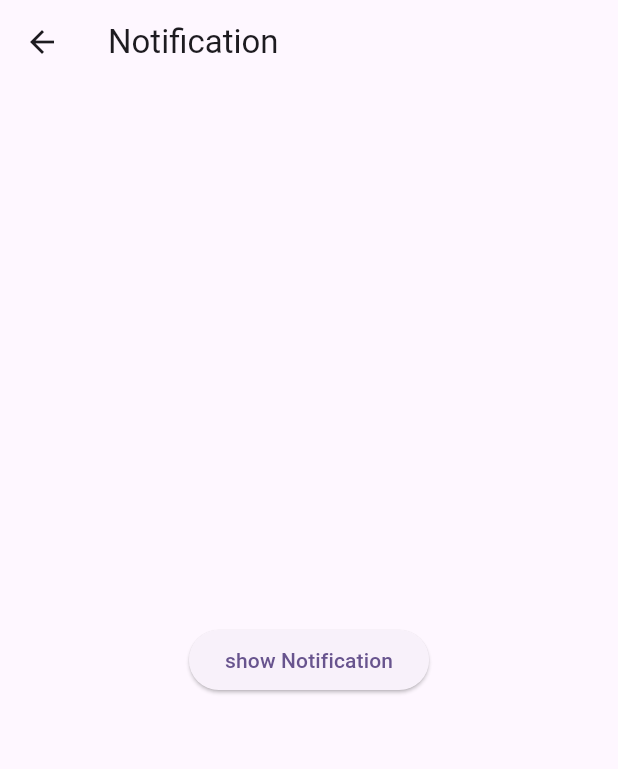
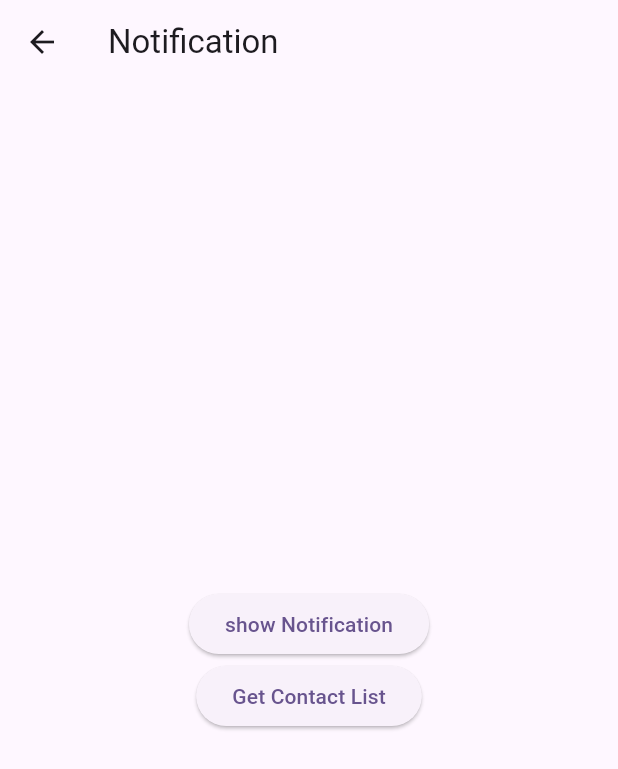
Before and after one commit to shamimru/szdfzf, a Flutter app: the Mylocalnotification screen opened by its route, after a tap on "show Notification", on a phone screen of 412 x 824 dp. Shown: the top 769 px of the screen. Run offline on Flutter 3.47's test engine with Material 3 defaults, Android fonts, the phone set to English and light mode, and no system bars; our stand-ins replace awesome_notifications, firebase_core, firebase_database, flutter_contacts, get, image_picker and 1 more; missing offline and left inert: camerawesome; accounts and stored records are empty; statements that could not run were skipped.

Commit message:
flutter get contact work perfect without calling system

```diff
--- a/lib/MyLocalNotification.dart
+++ b/lib/MyLocalNotification.dart
@@ -81,10 +81,15 @@ class _MylocalnotificationState extends State<Mylocalnotification> {
             ElevatedButton(onPressed: () async{
               if(await isNotificationAllowed() != true){
                 print("inside method ${isNotificationAllowed() != true}");
-                _checkNotificationPermission();// check the permission before create notification
+                // _checkNotificationPermission();// check the permission before create notification
+                NotificationUtilities.createPlaneNotification_2();
               }
               NotificationUtilities.createPlaneNotification();// after get permission , create Notification
-            }, child: Text("show Notification"))
+            }, child: Text("show Notification")),
+
+            ElevatedButton(onPressed: (){
+              Get.toNamed("/getContacts");
+            }, child: Text("Get Contact List"))
           ],
         ),
       )
--- a/lib/NotificationUtilities.dart
+++ b/lib/NotificationUtilities.dart
@@ -27,7 +27,6 @@ class NotificationUtilities {
   }
 
  static Future<void> onActionReceivedMethod(ReceivedAction recivedAction)async {
-
     final payload= recivedAction.payload ?? {};
     if(payload["navigate"]== "true"){
       MyApp.navigatorKey.currentState?.push(MaterialPageRoute(
@@ -49,14 +48,16 @@ class NotificationUtilities {
         bigPicture: 'asset://images/food1.jpg',
         notificationLayout: NotificationLayout.BigPicture,
         payload: {'navigate': 'true'},
+        chronometer:Duration.zero,
+        timeoutAfter: Duration(seconds: 10),
       ),
     );
   }
 
   static Future<void> createPlaneNotification_2() async {
     bool isAllowed = await AwesomeNotifications().isNotificationAllowed();
-
     if (!isAllowed) {
+      AwesomeNotifications().requestPermissionToSendNotifications();
       print("Notification permission not granted.");
       return; // Prevent from crashing
     }
--- a/lib/main.dart
+++ b/lib/main.dart
@@ -4,6 +4,7 @@ import 'package:flutter/material.dart';
 import 'package:flutter/services.dart';
 import 'package:get/get.dart';
 import 'package:szdfzf/CameraWesome.dart';
+import 'package:szdfzf/ContactList/GetMyContactList.dart';
 import 'package:szdfzf/MyCamera.dart';
 import 'package:szdfzf/MyFormData.dart';
 import 'package:szdfzf/MyLocalNotification.dart';
@@ -38,6 +39,7 @@ class MyApp extends StatelessWidget {
         GetPage(name: "/showPerson", page: () => const Showpersondata()),
         GetPage(name: "/firedata", page: () => MyFirebaseList()),
         GetPage(name: "/notification", page: () => Mylocalnotification()),
+        GetPage(name: "/getContacts", page: () => Getmycontactlist()),
       ],
       navigatorKey: navigatorKey,
       title: 'Flutter Demo',
--- a/pubspec.yaml
+++ b/pubspec.yaml
@@ -43,6 +43,7 @@ dependencies:
   firebase_core: ^3.15.1
   firebase_database:
   awesome_notifications:
+  flutter_contacts:
 
   # Choose ONE of these gallery saving packages:
   # Option 1: gallery_saver (recommended for your current code)
```
Also changed, not shown: lib/ContactList/GetMyContactList.dart (added, +53 -0 lines), pubspec.lock, 1 other file.
